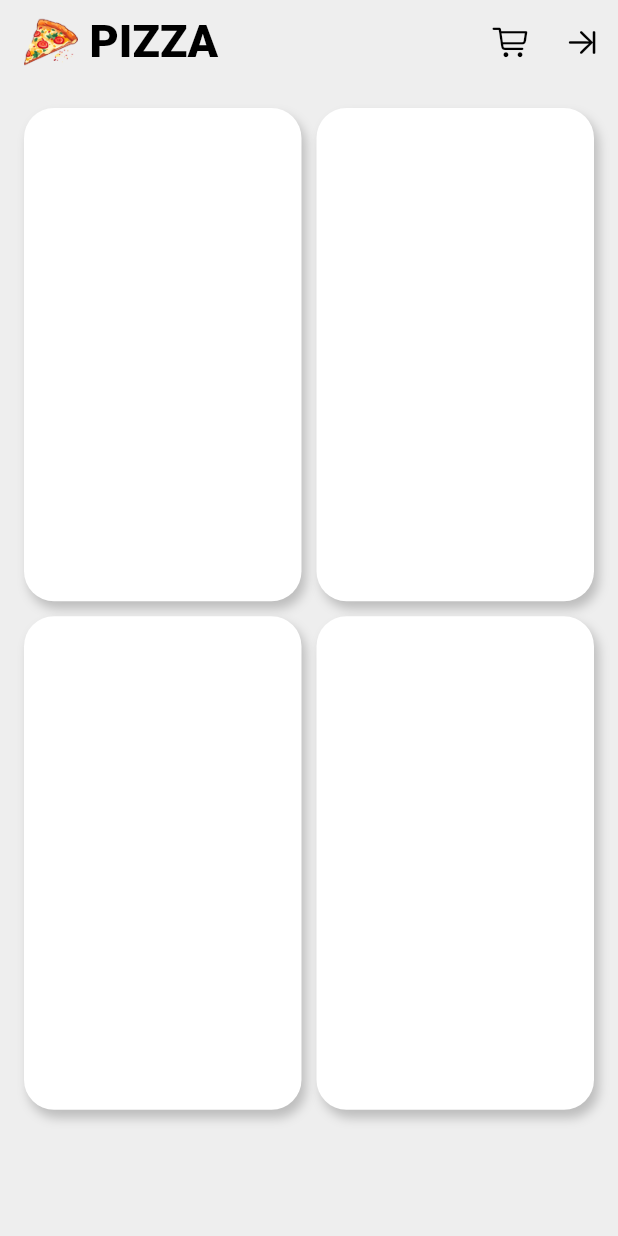
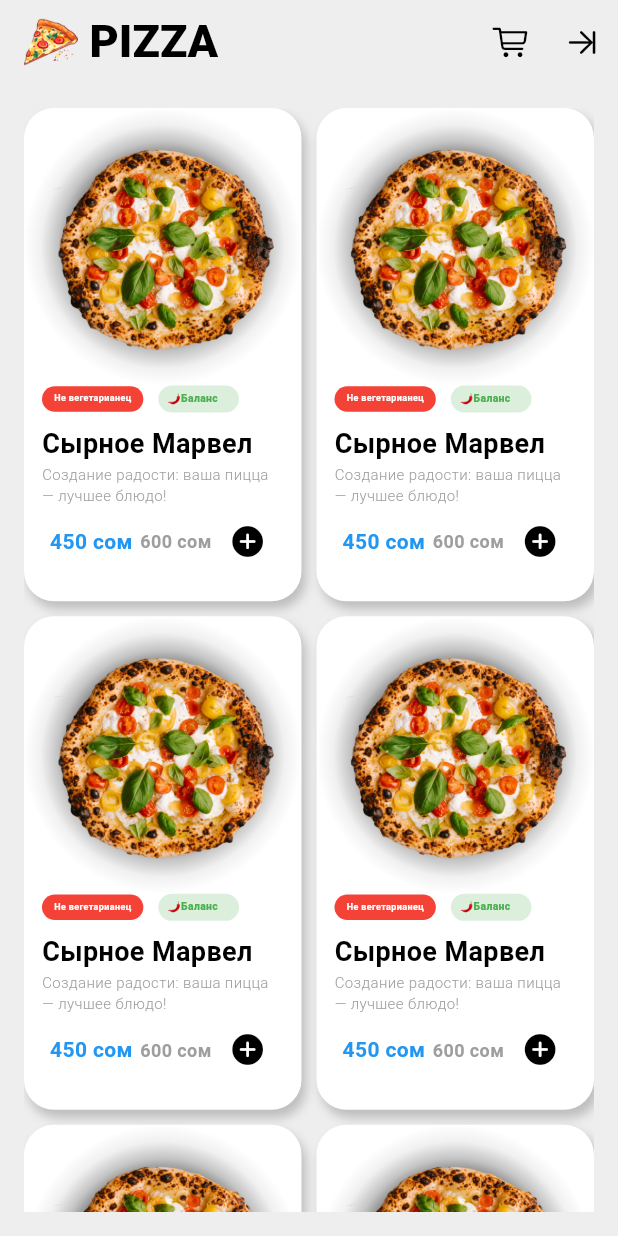
Before and after one commit to Arzymat01/pizza_delivery, a Flutter app: the screen it shows once a user with an empty profile is signed in, on a phone screen of 412 x 824 dp. Run offline on Flutter 3.47's test engine with Material 3 defaults, Android fonts, the phone set to English and light mode, and no system bars; our stand-ins replace bloc, cloud_firestore, equatable, firebase_auth, firebase_core, flutter_bloc and 1 more; accounts and stored records are empty.

Commit message:
UI screen View

```diff
--- a/lib/screens/home/views/home_screen.dart
+++ b/lib/screens/home/views/home_screen.dart
@@ -50,7 +50,7 @@ class HomeSreen extends StatelessWidget {
             mainAxisSpacing: 10,
             childAspectRatio: 9 / 16,
           ),
-          itemCount: 4,
+          itemCount: 8,
           itemBuilder: (context, int i) {
             return Container(
               decoration: BoxDecoration(
@@ -62,7 +62,115 @@ class HomeSreen extends StatelessWidget {
                     blurRadius: 5,
                     offset: const Offset(3, 5),
                   )
-                  ]),
+                ],
+              ),
+              child: Column(
+                crossAxisAlignment: CrossAxisAlignment.start,
+                children: [
+                  Image.asset('assets/1.png'),
+                  Padding(
+                    padding: const EdgeInsets.symmetric(
+                      horizontal: 12,
+                    ),
+                    child: Row(
+                      children: [
+                        Container(
+                          decoration: BoxDecoration(
+                            color: Colors.red,
+                            borderRadius: BorderRadius.circular(30),
+                          ),
+                          child: const Padding(
+                            padding: EdgeInsets.symmetric(
+                              horizontal: 8,
+                              vertical: 4,
+                            ),
+                            child: Text(
+                              'Не вегетарианец',
+                              style: TextStyle(
+                                color: Colors.white,
+                                fontWeight: FontWeight.bold,
+                                fontSize: 6,
+                              ),
+                            ),
+                          ),
+                        ),
+                        const SizedBox(width: 10),
+                        Container(
+                          decoration: BoxDecoration(
+                            color: Colors.green.withOpacity(0.2),
+                            borderRadius: BorderRadius.circular(30),
+                          ),
+                          child: const Padding(
+                            padding: EdgeInsets.symmetric(
+                              horizontal: 6,
+                              vertical: 4,
+                            ),
+                            child: Text(
+                              '🌶️Баланс    ',
+                              style: TextStyle(
+                                color: Colors.green,
+                                fontWeight: FontWeight.w800,
+                                fontSize: 7,
+                              ),
+                            ),
+                          ),
+                        )
+                      ],
+                    ),
+                  ),
+                  const SizedBox(height: 8),
+                  const Padding(
+                    padding: EdgeInsets.symmetric(horizontal: 12.0),
+                    child: Text(
+                      'Cырное Марвел',
+                      style: TextStyle(
+                        fontSize: 18,
+                        fontWeight: FontWeight.bold,
+                      ),
+                    ),
+                  ),
+                  Padding(
+                    padding: EdgeInsets.symmetric(horizontal: 12.0),
+                    child: Text(
+                      'Создание радости: ваша пицца — лучшее блюдо!',
+                      style: TextStyle(
+                        color: Colors.grey.shade500,
+                        fontSize: 10,
+                        fontWeight: FontWeight.w300,
+                      ),
+                    ),
+                  ),
+                  Padding(
+                    padding: EdgeInsets.symmetric(horizontal: 12.0),
+                    child: Row(
+                      mainAxisAlignment: MainAxisAlignment.end,
+                      children: [
+                        Text(
+                          '450 сом',
+                          style: TextStyle(
+                              color: Theme.of(context).colorScheme.primary,
+                              fontSize: 14,
+                              fontWeight: FontWeight.w700),
+                        ),
+                        SizedBox(width: 5),
+                        Text(
+                          '600 сом',
+                          style: TextStyle(
+                              color: Colors.grey.shade500,
+                              fontSize: 12,
+                              fontWeight: FontWeight.w700),
+                        ),
+                        IconButton(
+                          onPressed: () {},
+                          icon: Icon(
+                            CupertinoIcons.add_circled_solid,
+                          ),
+                        ),
+                      ],
+                    ),
+                  ),
+                ],
+              ),
             );
           },
         ),
```
Lines whose indentation alone changed are shown as unchanged.
